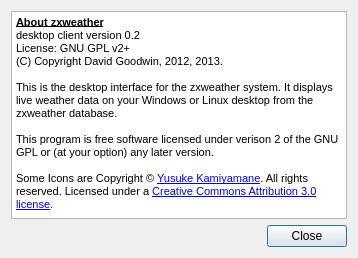
First picture: the form in desktop/aboutdialog.ui, repository davidrg/zxweather, before the edit.
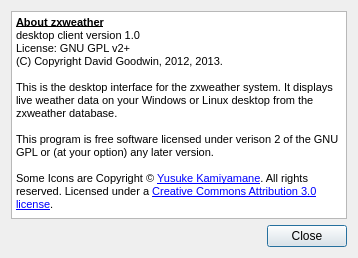
Second picture: the form after the edit. Icons and pictures are not drawn.

Commit message: This shall be v1.0

Patch:
```diff
--- a/desktop/aboutdialog.ui
+++ b/desktop/aboutdialog.ui
@@ -26,7 +26,7 @@
 p, li { white-space: pre-wrap; }
 &lt;/style&gt;&lt;/head&gt;&lt;body style=&quot; font-family:'MS Shell Dlg 2'; font-size:8.25pt; font-weight:400; font-style:normal;&quot;&gt;
 &lt;p style=&quot; margin-top:0px; margin-bottom:0px; margin-left:0px; margin-right:0px; -qt-block-indent:0; text-indent:0px;&quot;&gt;&lt;span style=&quot; font-size:8pt; font-weight:600; text-decoration: underline;&quot;&gt;About zxweather&lt;/span&gt;&lt;/p&gt;
-&lt;p style=&quot; margin-top:0px; margin-bottom:0px; margin-left:0px; margin-right:0px; -qt-block-indent:0; text-indent:0px;&quot;&gt;&lt;span style=&quot; font-size:8pt;&quot;&gt;desktop client version 0.2&lt;/span&gt;&lt;/p&gt;
+&lt;p style=&quot; margin-top:0px; margin-bottom:0px; margin-left:0px; margin-right:0px; -qt-block-indent:0; text-indent:0px;&quot;&gt;&lt;span style=&quot; font-size:8pt;&quot;&gt;desktop client version 1.0&lt;/span&gt;&lt;/p&gt;
 &lt;p style=&quot; margin-top:0px; margin-bottom:0px; margin-left:0px; margin-right:0px; -qt-block-indent:0; text-indent:0px;&quot;&gt;&lt;span style=&quot; font-size:8pt;&quot;&gt;License: GNU GPL v2+&lt;/span&gt;&lt;/p&gt;
 &lt;p style=&quot; margin-top:0px; margin-bottom:0px; margin-left:0px; margin-right:0px; -qt-block-indent:0; text-indent:0px;&quot;&gt;&lt;span style=&quot; font-size:8pt;&quot;&gt;(C) Copyright David Goodwin, 2012, 2013.&lt;/span&gt;&lt;/p&gt;
 &lt;p style=&quot;-qt-paragraph-type:empty; margin-top:0px; margin-bottom:0px; margin-left:0px; margin-right:0px; -qt-block-indent:0; text-indent:0px; font-size:8pt;&quot;&gt;&lt;br /&gt;&lt;/p&gt;
```
